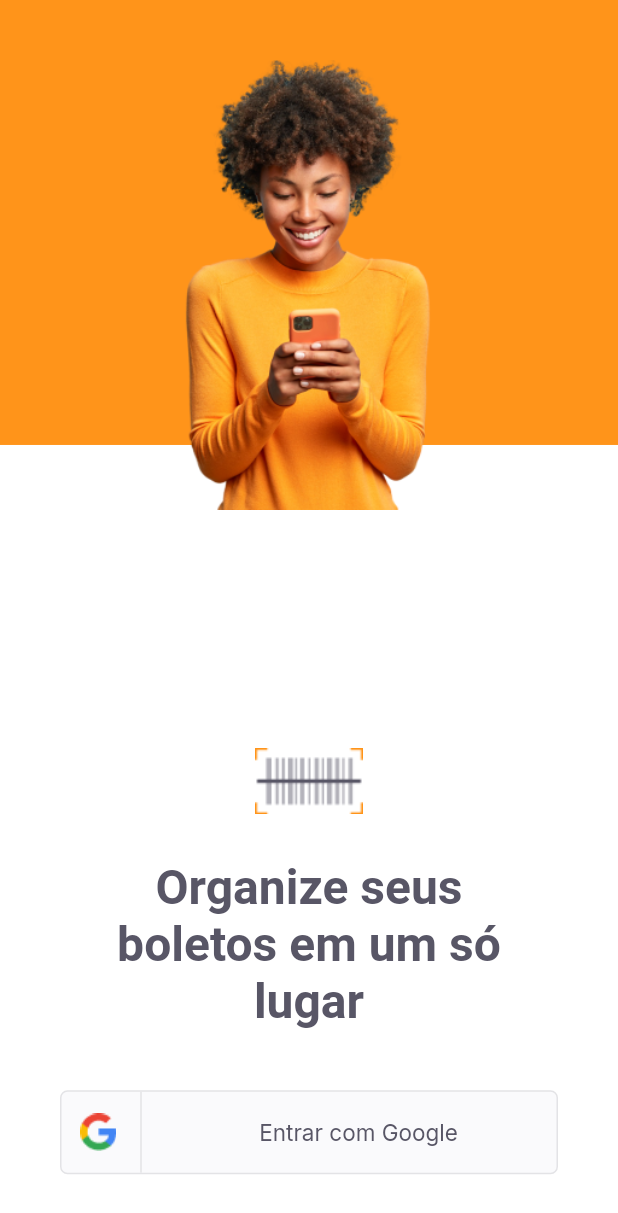
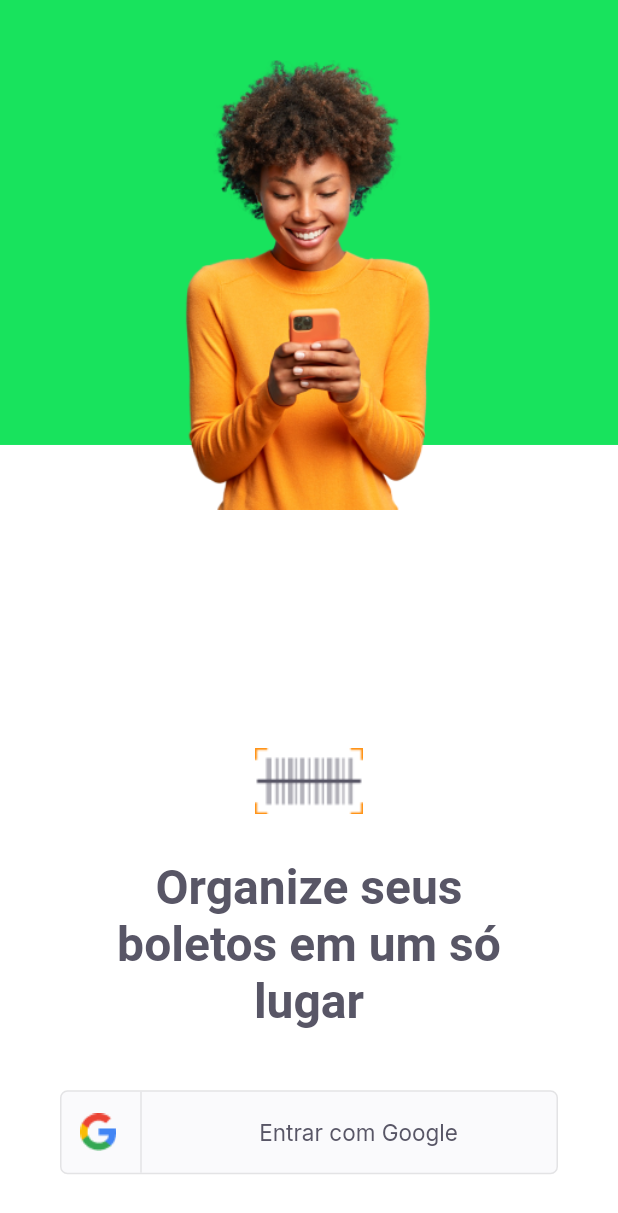
Before and after one commit to IcaroApoloBR/appPayFlow_Flutter, a Flutter app: the screen it shows after launch, on a phone screen of 412 x 824 dp. Shown: the top 1213 px of the screen. Run offline on Flutter 3.47's test engine with Material 2 defaults, Android fonts, the phone set to English and light mode, and no system bars; our stand-ins replace firebase_core, google_fonts, google_sign_in, shared_preferences; accounts and stored records are empty.

Commit message:
feat(home page): create home controller and page, appbar and bottomNavigation, replace primary colors to green

```diff
--- a/lib/shared/themes/app_colors.dart
+++ b/lib/shared/themes/app_colors.dart
@@ -1,12 +1,13 @@
 import 'package:flutter/material.dart';
 
 class AppColors {
-  static final primary = Color(0xFFFF941A);
+  static final primary = Color(0xFF18E35D);
   static final grey = Color(0xFF585666);
   static final delete = Color(0xFFE83F5B);
   static final heading = Color(0xFF585666);
   static final body = Color(0xFF706E7A);
-  static final stroke = Color(0xFFE3E3E6);
+  static final inputs = Color(0xFFB1B0B8);
+  static final stroke = Color(0xFFE3E3E5);
   static final shape = Color(0xFFFAFAFC);
   static final background = Color(0xFFFFFFFF);
 }
--- a/lib/shared/themes/app_text_styles.dart
+++ b/lib/shared/themes/app_text_styles.dart
@@ -11,7 +11,7 @@ class TextStyles {
   static final titleRegular = GoogleFonts.lexendDeca(
     fontSize: 20,
     fontWeight: FontWeight.w400,
-    color: AppColors.heading,
+    color: AppColors.background,
   );
   static final titleBoldHeading = GoogleFonts.lexendDeca(
     fontSize: 20,
@@ -78,32 +78,32 @@ class TextStyles {
     fontWeight: FontWeight.w700,
     color: AppColors.background,
   );
-  static final captionBackground = GoogleFonts.lexendDeca(
+  static final captionBackground = GoogleFonts.inter(
     fontSize: 13,
     fontWeight: FontWeight.w400,
     color: AppColors.background,
   );
-  static final captionShape = GoogleFonts.lexendDeca(
+  static final captionShape = GoogleFonts.inter(
     fontSize: 13,
     fontWeight: FontWeight.w400,
     color: AppColors.shape,
   );
-  static final captionBody = GoogleFonts.lexendDeca(
+  static final captionBody = GoogleFonts.inter(
     fontSize: 13,
     fontWeight: FontWeight.w400,
     color: AppColors.body,
   );
-  static final captionBoldBackground = GoogleFonts.lexendDeca(
+  static final captionBoldBackground = GoogleFonts.inter(
     fontSize: 13,
     fontWeight: FontWeight.w600,
     color: AppColors.background,
   );
-  static final captionBoldShape = GoogleFonts.lexendDeca(
+  static final captionBoldShape = GoogleFonts.inter(
     fontSize: 13,
     fontWeight: FontWeight.w600,
     color: AppColors.shape,
   );
-  static final captionBoldBody = GoogleFonts.lexendDeca(
+  static final captionBoldBody = GoogleFonts.inter(
     fontSize: 13,
     fontWeight: FontWeight.w600,
     color: AppColors.body,
```
Also changed, not shown: lib/modules/home/home_controller.dart (added, +7 -0 lines), lib/modules/home/home_page.dart (+87 -3 lines).
